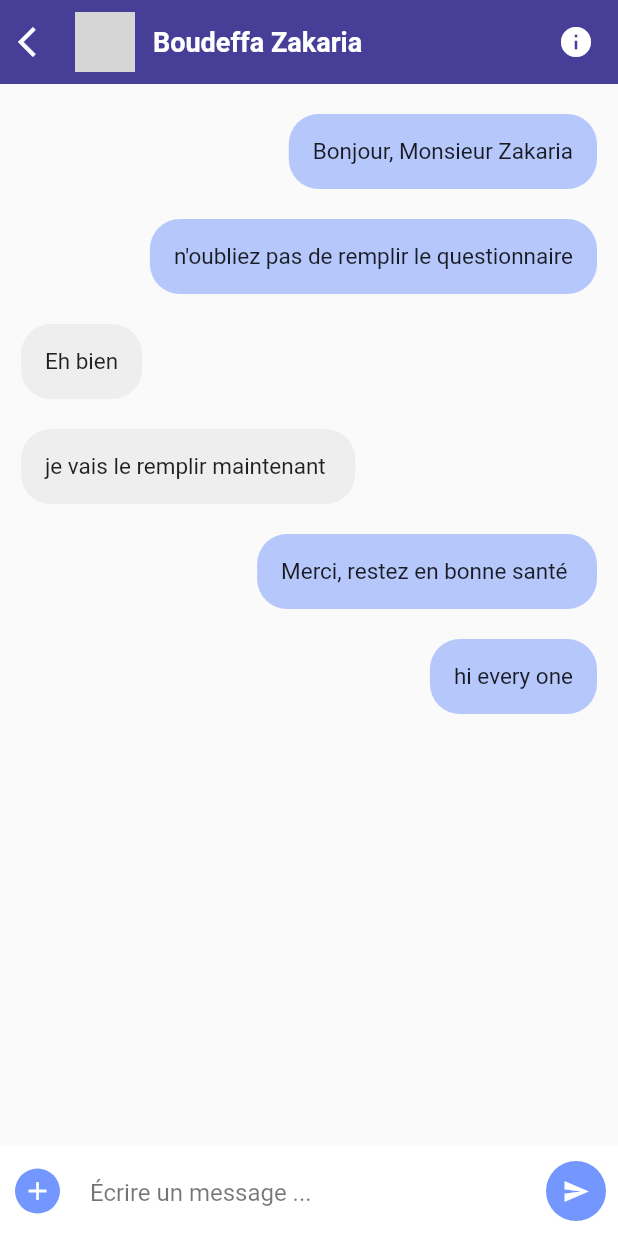
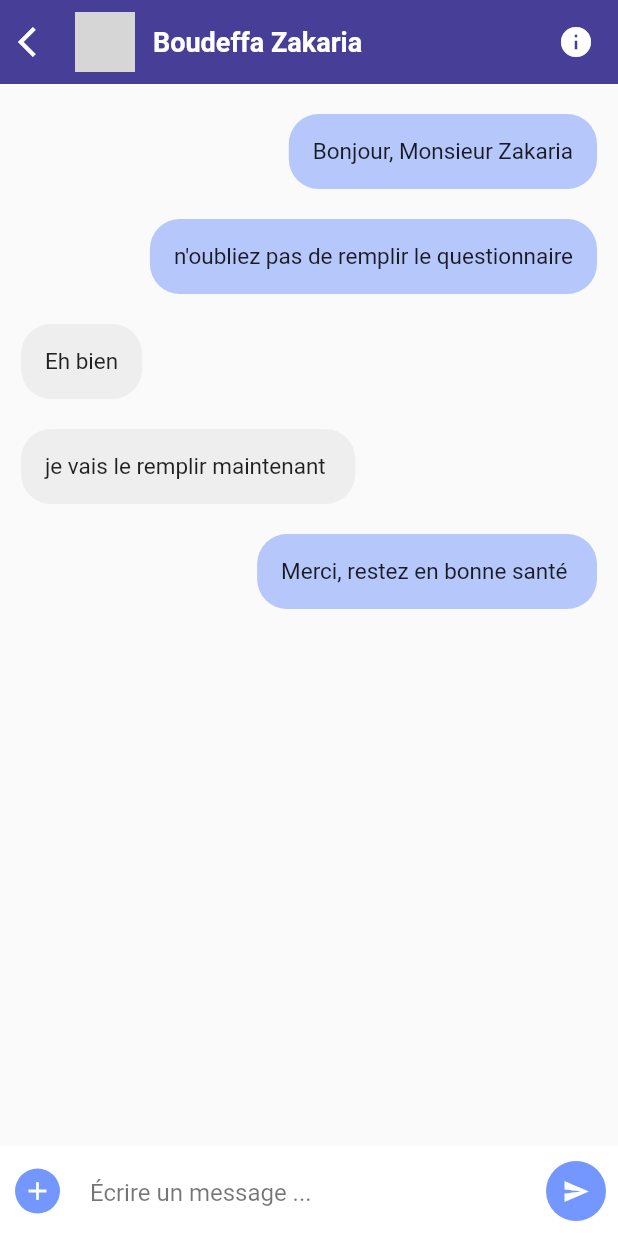
Before and after one commit to abdesselam-benameur/TeleCovid-SOLIS, a Flutter app: the ChatPage screen opened directly with empty values, on a phone screen of 412 x 824 dp. Run offline on Flutter 3.47's test engine with Material 2 defaults, Android fonts, the phone set to English and light mode, and no system bars; our stand-ins replace bubble_tab_indicator, curved_navigation_bar, fl_chart, font_awesome_flutter, google_fonts; grey boxes are pictures that could not be loaded.

Commit message:
modify message.dart

```diff
--- a/lib/Messeges/message.dart
+++ b/lib/Messeges/message.dart
@@ -19,36 +19,37 @@ class _ChatPageState extends State<ChatPage> {
   final third = Color.fromARGB(255, 255, 77, 88);
   final TextEditingController _text = new TextEditingController();
   ScrollController scrollController = ScrollController();
-
-  _ChatPageState({Key? key, required this.index, required this.user});
+  bool newMessage = false;
+  var messages;
+  String _textMessage = '';
+  _ChatPageState({Key? key, required this.index, required this.user}) {
+    messages = Users().getUser(index).messages;
+  }
 
   @override
   Widget build(BuildContext context) {
-    var messages = Users().getUser(index).messages;
+    setState(() {
+      if (newMessage) {
         messages.add(ChatMessage(
-        messageContent: "hi every one",
+            messageContent: _textMessage,
             messageType: "Sender",
             time: TimeOfDay.now().toString()));
-    callback() {
-      setState(() {
+        //_textMessage = "";
+        newMessage = false;
+      }
+    });
+    void callback() async {
       _text.addListener(() {
-          if (_text.text.isEmpty) {
-          } else {
-            setState(() {
-              ChatMessage value = ChatMessage(
-                  messageContent: _text.text,
-                  messageType: "Sender",
-                  time: TimeOfDay.now().toString());
-              messages.add(value);
-              //_text.clear();
+        if (_text.text.isNotEmpty && !newMessage) {
+          newMessage = true;
+          _textMessage = _text.text;
+          _text.clear();
           scrollController.animateTo(
             scrollController.position.maxScrollExtent,
             curve: Curves.easeOut,
             duration: const Duration(milliseconds: 300),
           );
-            });
         }
-        });
       });
     }
 
@@ -74,7 +75,9 @@ class _ChatPageState extends State<ChatPage> {
                 SizedBox(
                   width: 2,
                 ),
-                CircleAvatar(
+                newMessage
+                    ? Container()
+                    : CircleAvatar(
                         backgroundImage: AssetImage(user.imageURL),
                         maxRadius: 20,
                       ),
@@ -106,7 +109,7 @@ class _ChatPageState extends State<ChatPage> {
         ),
       ),
       body: Container(
-        height: MediaQuery.of(context).size.height,
+        height: double.infinity,
         width: MediaQuery.of(context).size.width,
         child: Stack(
           children: [
@@ -122,58 +125,7 @@ class _ChatPageState extends State<ChatPage> {
                     padding: EdgeInsets.only(top: 10, bottom: 10),
                     physics: NeverScrollableScrollPhysics(),
                     itemBuilder: (context, index) {
-                      return
-                          // Column(children: [
-                          Container(
-                              padding: EdgeInsets.only(
-                                  left: 14, right: 14, top: 10, bottom: 10),
-                              child: Align(
-                                alignment:
-                                    (messages[index].messageType == "receiver"
-                                        ? Alignment.topLeft
-                                        : Alignment.topRight),
-                                child: Container(
-                                  decoration: BoxDecoration(
-                                    borderRadius: BorderRadius.circular(20),
-                                    color: (messages[index].messageType ==
-                                            "receiver"
-                                        ? Colors.grey.shade200
-                                        : secondary),
-                                  ),
-                                  padding: EdgeInsets.all(16),
-                                  child: Text(
-                                    messages[index].messageContent,
-                                    style: TextStyle(fontSize: 15),
-                                  ),
-                                ),
-                              ));
-                      /*  newMessage
-                              ? Container(
-                                  padding: EdgeInsets.only(
-                                      left: 14, right: 14, top: 10, bottom: 10),
-                                  child: Align(
-                                    alignment: (messages[index].messageType ==
-                                            "receiver"
-                                        ? Alignment.topLeft
-                                        : Alignment.topRight),
-                                    child: Container(
-                                      decoration: BoxDecoration(
-                                        borderRadius: BorderRadius.circular(20),
-                                        color: (messages[index].messageType ==
-                                                "receiver"
-                                            ? Colors.grey.shade200
-                                            : secondary),
-                                      ),
-                                      padding: EdgeInsets.all(16),
-                                      child: Text(
-                                        messages[index].messageContent,
-                                        style: TextStyle(fontSize: 15),
-                                      ),
-                                    ),
-                                  ))
-                              : Container(),*/
-                      // ]);
-                      /*Container(
+                      return Container(
                           padding: EdgeInsets.only(
                               left: 14, right: 14, top: 10, bottom: 10),
                           child: Align(
@@ -195,7 +147,7 @@ class _ChatPageState extends State<ChatPage> {
                                 style: TextStyle(fontSize: 15),
                               ),
                             ),
-                          ));*/
+                          ));
                     }),
               ),
             ),
@@ -231,7 +183,7 @@ class _ChatPageState extends State<ChatPage> {
                     Expanded(
                       child: TextField(
                           controller: _text,
-                          onSubmitted: (value) => callback(),
+                          //onSubmitted: (value) => callback(),
                           decoration: InputDecoration(
                               hintText: "Écrire un message ...",
                               hintStyle: TextStyle(color: Colors.black54),
@@ -240,8 +192,10 @@ class _ChatPageState extends State<ChatPage> {
                     SizedBox(
                       width: 15,
                     ),
-                    FloatingActionButton(
-                      onPressed: callback,
+                    GestureDetector(
+                      onTap: callback,
+                      child: FloatingActionButton(
+                        onPressed: () {},
                         child: Icon(
                           Icons.send,
                           color: Colors.white,
@@ -250,6 +204,7 @@ class _ChatPageState extends State<ChatPage> {
                         backgroundColor: Color.fromARGB(200, 77, 121, 255),
                         elevation: 0,
                       ),
+                    )
                   ],
                 ),
               ),
--- a/lib/doctor/home.dart
+++ b/lib/doctor/home.dart
@@ -125,7 +125,10 @@ class _HomeState extends State<Home> {
     }
     return GestureDetector(
       onTap: () {
-        Route route = MaterialPageRoute(builder: (context) => ProfilePatient());
+        Route route = MaterialPageRoute(
+            builder: (context) => ProfilePatient(
+                  index: index,
+                ));
         Navigator.push(context, route);
       }, // go to the Patient profile
       child: Container(
--- a/lib/main.dart
+++ b/lib/main.dart
@@ -10,7 +10,7 @@ void main() {
 class MyApp extends StatelessWidget {
   @override
   Widget build(BuildContext context) {
-    bool patient = false;
+    bool patient = true;
     return MaterialApp(
       title: 'TeleCovid',
       debugShowCheckedModeBanner: false,
--- a/lib/screens/bottom_nav_screen.dart
+++ b/lib/screens/bottom_nav_screen.dart
@@ -14,7 +14,7 @@ class _BottomNavScreenState extends State<BottomNavScreen> {
     HomeScreen(),
     Scaffold(),
     ContactPage(),
-    ProfilePatient(),
+    ProfilePatient(index: 2),
   ];
   int _currentIndex = 0;
 
--- a/lib/widgets/info-personnelles.dart
+++ b/lib/widgets/info-personnelles.dart
@@ -2,7 +2,7 @@ import 'package:flutter/material.dart';
 
 class InfoPersonnelles extends StatelessWidget {
   final String nomComplet;
-  final int age;
+  final String age;
   final String adrese;
   final String numTel;
 
```
Also changed, not shown: lib/screens/pofile-patient.dart (+9 -6 lines). Lines whose indentation alone changed are shown as unchanged.
